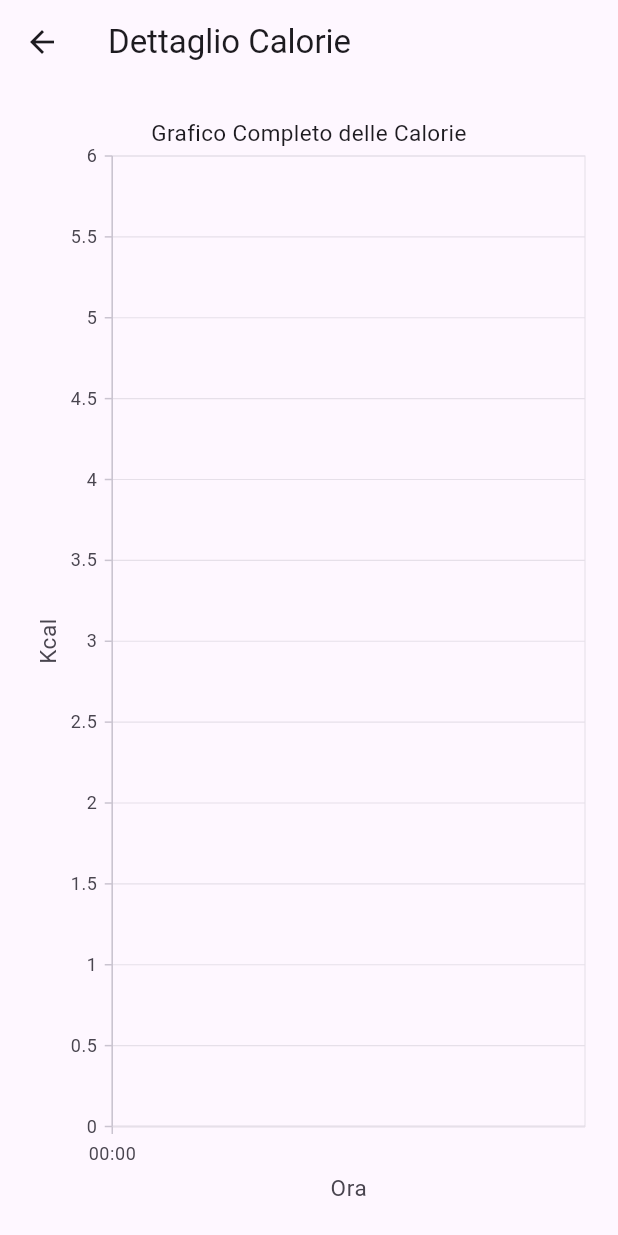
After one commit to FedeYellow/werable_project, a Flutter app: the CaloriesDetailPage screen opened directly, on a phone screen of 412 x 824 dp. The commit adds this screen. Run offline on Flutter 3.47's test engine with Material 3 defaults, Android fonts, the phone set to English and light mode, and no system bars; our stand-ins replace flutter_map, flutter_profile_picture, jwt_decoder, latlong2, shared_preferences, syncfusion_flutter_charts and 1 more; accounts and stored records are empty.

Commit message:
Week Calores Data/Plot & BMR

```diff
--- /dev/null
+++ b/lib/HOMEPAGE/FEATURES_PEGES/CALORIES/CaloriesDetailPage.dart
@@ -0,0 +1,43 @@
+import 'package:flutter/material.dart';
+import 'package:provider/provider.dart';
+import 'package:syncfusion_flutter_charts/charts.dart';
+import 'package:intl/intl.dart';
+import 'CaloriesProvider.dart';
+import 'CaloriesData.dart';
+
+class CaloriesDetailPage extends StatelessWidget {
+  const CaloriesDetailPage({super.key});
+
+  @override
+  Widget build(BuildContext context) {
+    final calories = context.watch<Caloriesprovider>().calories;
+
+    return Scaffold(
+      appBar: AppBar(title: const Text('Dettaglio Calorie')),
+      body: Padding(
+        padding: const EdgeInsets.all(12),
+        child: SfCartesianChart(
+          title: ChartTitle(text: 'Grafico Completo delle Calorie'),
+          primaryXAxis: DateTimeAxis(
+            intervalType: DateTimeIntervalType.hours,
+            dateFormat: DateFormat.Hm(),
+            title: AxisTitle(text: 'Ora'),
+          ),
+          primaryYAxis: NumericAxis(
+            title: AxisTitle(text: 'Kcal'),
+          ),
+          tooltipBehavior: TooltipBehavior(enable: true),
+          series: <CartesianSeries<Caloriesdata, DateTime>>[
+            LineSeries<Caloriesdata, DateTime>(
+              dataSource: calories,
+              xValueMapper: (data, _) => data.time,
+              yValueMapper: (data, _) => data.value,
+              markerSettings: const MarkerSettings(isVisible: true),
+              dataLabelSettings: const DataLabelSettings(isVisible: true),
+            ),
+          ],
+        ),
+      ),
+    );
+  }
+}
--- /dev/null
+++ b/lib/HOMEPAGE/FEATURES_PEGES/CALORIES/WEEK/CaloriesWeekData.dart
@@ -0,0 +1,34 @@
+import 'package:intl/intl.dart';
+
+class CaloriesWeekData {
+  final DateTime date; // Giorno completo (solo data)
+  final DateTime time; // Data e ora precise
+  final int value;     // Calorie (arrotondate)
+
+  CaloriesWeekData({
+    required this.date,
+    required this.time,
+    required this.value,
+  });
+
+  /// Costruttore per i dati giornalieri con la data passata separatamente
+  factory CaloriesWeekData.fromJsonWithDate(String dateStr, Map<String, dynamic> json) {
+    final String timeStr = json['time'];
+    final String valueStr = json['value'];
+
+    final DateTime fullDateTime = DateFormat('yyyy-MM-dd HH:mm:ss').parse('$dateStr $timeStr');
+    final DateTime dateOnly = DateFormat('yyyy-MM-dd').parse(dateStr);
+    final int parsedValue = double.parse(valueStr).round();
+
+    return CaloriesWeekData(
+      date: dateOnly,
+      time: fullDateTime,
+      value: parsedValue,
+    );
+  }
+
+  @override
+  String toString() =>
+      'CaloriesWeekData(date: ${DateFormat('yyyy-MM-dd').format(date)}, '
+      'time: ${DateFormat('HH:mm:ss').format(time)}, value: $value)';
+}
--- a/lib/HOMEPAGE/HomePage.dart
+++ b/lib/HOMEPAGE/HomePage.dart
@@ -2,6 +2,8 @@ import 'package:flutter/material.dart';
 import 'package:shared_preferences/shared_preferences.dart';
 import 'package:werable_project/HOMEPAGE/FEATURES_PEGES/BMI/BMImodel.dart';
 import 'package:werable_project/HOMEPAGE/FEATURES_PEGES/CALORIES/CaloriesCard.dart';
+import 'package:werable_project/HOMEPAGE/FEATURES_PEGES/CALORIES/CaloriesChartCard.dart';
+import 'package:werable_project/HOMEPAGE/FEATURES_PEGES/CALORIES/WEEK/CaloriesChartWeekCard.dart';
 import 'package:werable_project/HOMEPAGE/FEATURES_PEGES/CART/CartPage.dart';
 import 'package:werable_project/HOMEPAGE/FEATURES_PEGES/DISTANCE/DistanceCard.dart';
 import 'package:werable_project/HOMEPAGE/FEATURES_PEGES/MAP/map_card.dart';
@@ -74,6 +76,8 @@ class HomePage extends StatelessWidget {
 
                 DistanceCard(),
                 Caloriescard(),
+                CaloriesChartCard(),
+                WeeklyCaloriesChartCard()
 
               ],
             ),
--- a/pubspec.yaml
+++ b/pubspec.yaml
@@ -24,6 +24,7 @@ dependencies:
 
 
 
+
 dev_dependencies:
   flutter_test:
     sdk: flutter
```
Also changed, not shown: lib/HOMEPAGE/FEATURES_PEGES/CALORIES/CaloriesChartCard.dart (added, +99 -0 lines), lib/HOMEPAGE/FEATURES_PEGES/CALORIES/CaloriesProvider.dart (+25 -0 lines), lib/HOMEPAGE/FEATURES_PEGES/CALORIES/WEEK/CaloriesChartWeekCard.dart (added, +89 -0 lines), lib/HOMEPAGE/FEATURES_PEGES/PROFILE_CARD/profile_cards.dart (+22 -3 lines), lib/IMPACT/Login_server.dart (+34 -1 lines).
